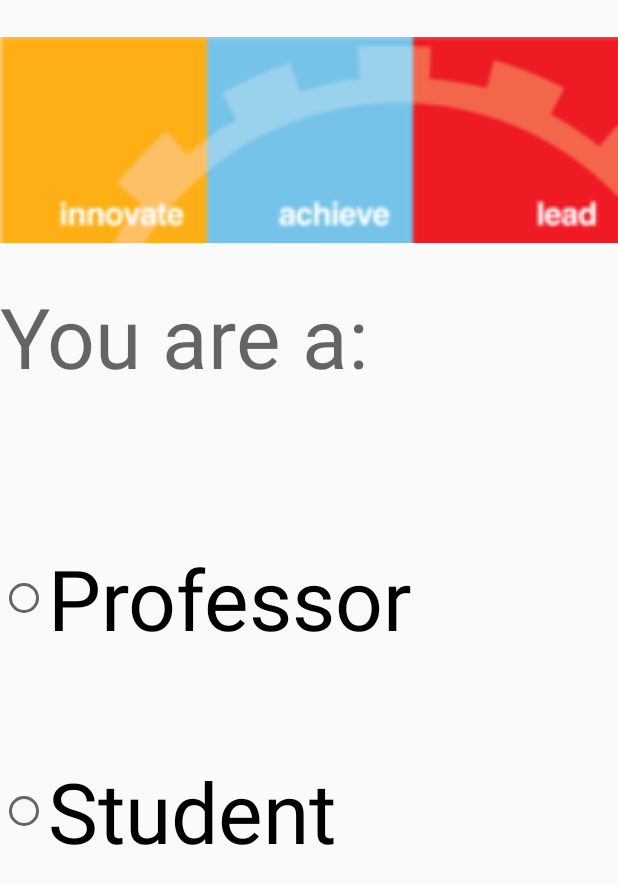
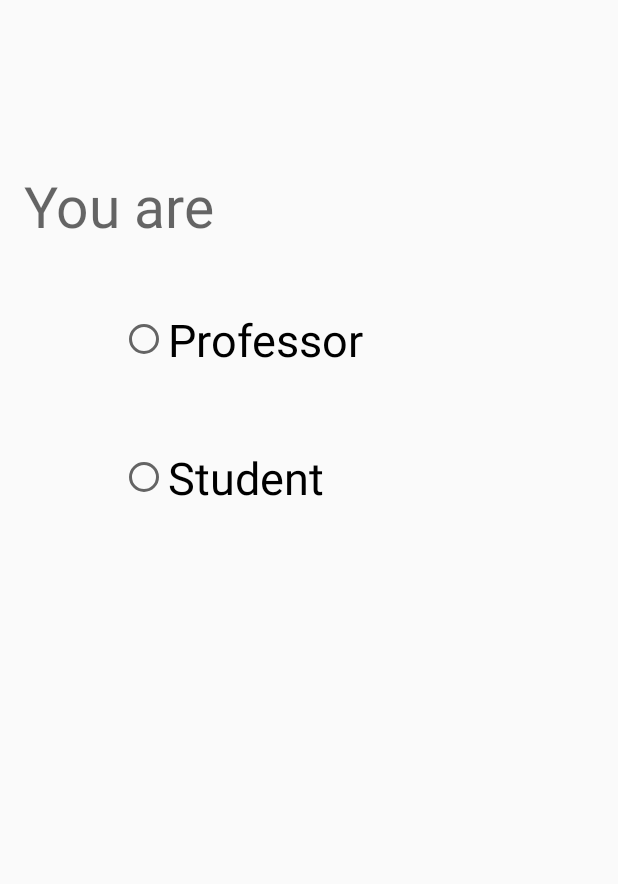
Before and after one commit to asifsheikh/StayOnTime, an Android app: the screen it shows after launch (MainChoice), on a phone screen of 412 x 824 dp. Shown: the top 884 px of the screen. Run offline under Robolectric (Android 15) with nearby library versions, the phone set to English and light mode, and no system bars.

Commit message:
Did some initial changes to the code

```diff
--- a/app/build.gradle
+++ b/app/build.gradle
@@ -23,6 +23,7 @@ dependencies {
     compile fileTree(include: ['*.jar'], dir: 'libs')
     compile 'com.android.support:appcompat-v7:23.0.1'
     compile files('libs/quickblox-android-sdk-chat-2.3.1.jar')
+    compile 'com.google.android.gms:play-services:8.1.0'
     compile files('libs/quickblox-android-sdk-content-2.3.1.jar')
     compile files('libs/quickblox-android-sdk-core-2.3.1.jar')
     compile files('libs/quickblox-android-sdk-customobjects-2.3.1.jar')
--- /dev/null
+++ b/app/src/main/java/com/example/abhishek/firstiteration1/Activity/SplashActivity.java
@@ -0,0 +1,37 @@
+package com.example.abhishek.firstiteration1.Activity;
+
+import android.content.Intent;
+import android.os.Bundle;
+import android.os.Handler;
+import android.support.v7.app.AppCompatActivity;
+
+import com.example.abhishek.firstiteration1.R;
+
+/**
+ * Created by Admin on 9/21/2015.
+ */
+public class SplashActivity extends AppCompatActivity {
+
+    /** Duration of wait **/
+    private final int SPLASH_DISPLAY_LENGTH = 2000;
+
+    /** Called when the activity is first created. */
+    @Override
+    public void onCreate(Bundle icicle) {
+        super.onCreate(icicle);
+        setContentView(R.layout.activity_splashscreen);
+
+        /* New Handler to start the Menu-Activity
+         * and close this Splash-Screen after some seconds.*/
+        //this.requestWindowFeature(Window.FEATURE_NO_TITLE);
+        new Handler().postDelayed(new Runnable(){
+            @Override
+            public void run() {
+                /* Create an Intent that will start the Menu-Activity. */
+                Intent mainIntent=new Intent("com.example.abhishek.firstiteration1.MAINCHOICE");
+                SplashActivity.this.startActivity(mainIntent);
+                SplashActivity.this.finish();
+            }
+        }, SPLASH_DISPLAY_LENGTH);
+    }
+}
--- /dev/null
+++ b/app/src/main/res/layout/about_activity.xml
@@ -0,0 +1,6 @@
+<?xml version="1.0" encoding="utf-8"?>
+<LinearLayout xmlns:android="http://schemas.android.com/apk/res/android"
+    android:layout_width="match_parent" android:layout_height="match_parent"
+    android:background="@drawable/about">
+
+</LinearLayout>
--- a/app/src/main/res/layout/activity_main_choice.xml
+++ b/app/src/main/res/layout/activity_main_choice.xml
@@ -1,6 +1,6 @@
 <?xml version="1.0" encoding="utf-8"?>
 <!--suppress ALL -->
-<LinearLayout xmlns:android="http://schemas.android.com/apk/res/android"
+<RelativeLayout xmlns:android="http://schemas.android.com/apk/res/android"
     xmlns:tools="http://schemas.android.com/tools"
     android:orientation="vertical" android:layout_width="match_parent"
 
@@ -9,39 +9,50 @@
     android:weightSum="1"
    >
 
-    <ImageView
+    <!--<ImageView
         android:layout_width="match_parent"
         android:layout_height="120dp"
         android:id="@+id/imageView3"
         android:layout_weight="0.14"
-        android:src="@drawable/logo" />
+        android:src="@drawable/logo" />-->
 
     <TextView
-        android:layout_width="374dp"
+        android:layout_width="match_parent"
         android:layout_height="wrap_content"
         android:textAppearance="?android:attr/textAppearanceMedium"
-        android:text="You are a:"
+        android:text="You are"
         android:id="@+id/textView"
-        android:layout_weight="0.14"
         android:textIsSelectable="true"
-        android:textSize="@dimen/abc_text_size_display_3_material" />
+        android:textSize="38sp"
+        android:layout_marginTop="111dp"
+        android:paddingLeft="16sp"
+        android:layout_alignParentTop="true"
+        android:layout_centerHorizontal="true" />
 
     <RadioButton
         android:layout_width="match_parent"
         android:layout_height="wrap_content"
         android:text="Professor"
         android:id="@+id/professor"
-        android:layout_weight="0.14"
         android:checked="false"
-        android:textSize="@dimen/abc_text_size_display_3_material" />
+        android:textSize="30sp"
+        android:layout_marginTop="43dp"
+        android:layout_below="@+id/textView"
+        android:layout_alignParentLeft="true"
+        android:layout_alignParentStart="true"
+        android:layout_marginLeft="80dp"
+        android:layout_marginStart="80dp" />
 
     <RadioButton
         android:layout_width="387dp"
         android:layout_height="wrap_content"
         android:text="Student"
         android:id="@+id/student"
-        android:layout_weight="0.14"
         android:checked="false"
-        android:textSize="@dimen/abc_text_size_display_3_material" />
+        android:textSize="30sp"
+        android:layout_marginTop="51dp"
+        android:layout_below="@+id/professor"
+        android:layout_alignLeft="@+id/professor"
+        android:layout_alignStart="@+id/professor" />
 
-</LinearLayout>
+</RelativeLayout>
--- /dev/null
+++ b/app/src/main/res/layout/activity_splashscreen.xml
@@ -0,0 +1,5 @@
+<?xml version="1.0" encoding="utf-8"?>
+<LinearLayout xmlns:android="http://schemas.android.com/apk/res/android"
+    android:layout_width="match_parent" android:layout_height="match_parent">
+
+</LinearLayout>
--- /dev/null
+++ b/app/src/main/res/layout/help_activity.xml
@@ -0,0 +1,6 @@
+<?xml version="1.0" encoding="utf-8"?>
+<LinearLayout xmlns:android="http://schemas.android.com/apk/res/android"
+    android:layout_width="match_parent" android:layout_height="match_parent"
+    android:background="@drawable/help">
+
+</LinearLayout>
```
Also changed, not shown: app/src/main/AndroidManifest.xml (+10 -2 lines), app/src/main/java/com/example/abhishek/firstiteration1/Activity/AboutActivity.java (added, +33 -0 lines), app/src/main/java/com/example/abhishek/firstiteration1/Activity/HelpActivity.java (added, +35 -0 lines), app/src/main/res/drawable/about.png (added), app/src/main/res/drawable/stayontime.png (added), 1 other file.
